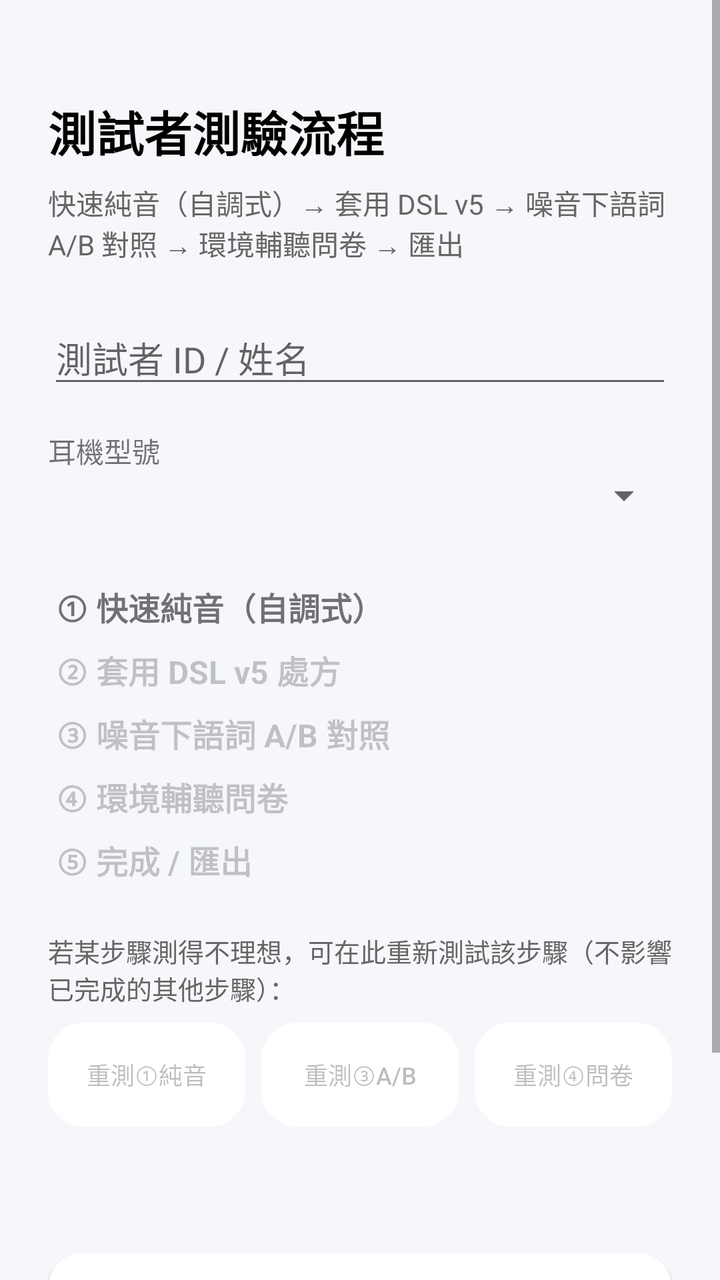
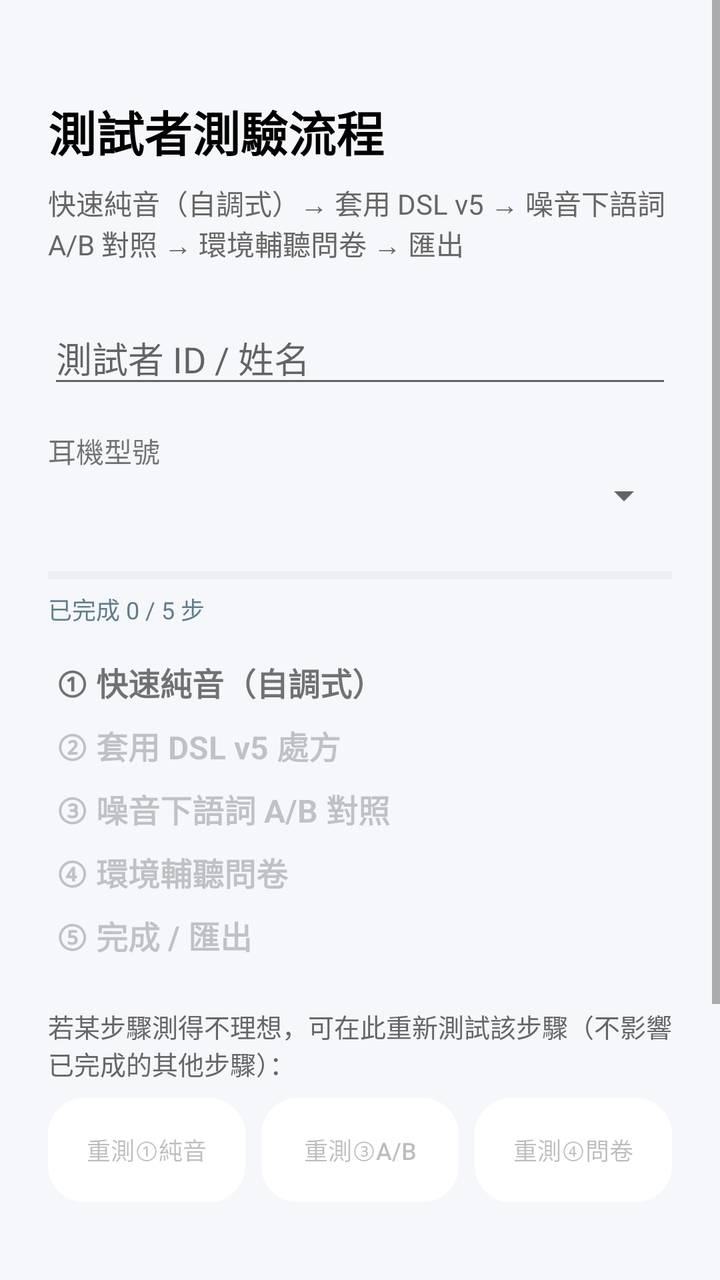

Two renders of the same Android screen: before a commit and after it. Below are the layout's source before the change and the commit's diff.
<!-- AndroidManifest.xml: activity theme Theme.AppCompat.Light.NoActionBar -->
<!-- res/layout/activity_subject_session.xml -->
<?xml version="1.0" encoding="utf-8"?>
<ScrollView xmlns:android="http://schemas.android.com/apk/res/android"
    android:layout_width="match_parent"
    android:layout_height="match_parent"
    android:background="#F5F7FA"
    android:fitsSystemWindows="true"
    android:fillViewport="true">

    <LinearLayout
        android:layout_width="match_parent"
        android:layout_height="wrap_content"
        android:orientation="vertical"
        android:padding="24dp">

        <TextView
            android:layout_width="wrap_content"
            android:layout_height="wrap_content"
            android:layout_marginTop="24dp"
            android:text="測試者測驗流程"
            android:textSize="24sp"
            android:textStyle="bold"
            android:textColor="@android:color/black" />

        <TextView
            android:layout_width="match_parent"
            android:layout_height="wrap_content"
            android:layout_marginTop="8dp"
            android:text="快速純音（自調式）→ 套用 DSL v5 → 噪音下語詞 A/B 對照 → 環境輔聽問卷 → 匯出"
            android:textSize="14sp"
            android:textColor="#666666" />

        <EditText
            android:id="@+id/editSessionSubjectName"
            android:layout_width="match_parent"
            android:layout_height="wrap_content"
            android:layout_marginTop="24dp"
            android:hint="測試者 ID / 姓名"
            android:inputType="textPersonName"
            android:singleLine="true" />

        <TextView
            android:layout_width="wrap_content"
            android:layout_height="wrap_content"
            android:layout_marginTop="16dp"
            android:text="耳機型號"
            android:textSize="14sp" />

        <Spinner
            android:id="@+id/spinnerSessionEarphone"
            android:layout_width="match_parent"
            android:layout_height="wrap_content" />

        <LinearLayout
            android:layout_width="match_parent"
            android:layout_height="wrap_content"
            android:orientation="vertical"
            android:layout_marginTop="28dp">

            <TextView android:id="@+id/stepText1" android:layout_width="match_parent" android:layout_height="wrap_content"
                android:text="① 快速純音（自調式）" android:textSize="16sp" android:textStyle="bold" android:padding="4dp" />
            <TextView android:id="@+id/stepText2" android:layout_width="match_parent" android:layout_height="wrap_content"
                android:text="② 套用 DSL v5 處方" android:textSize="16sp" android:textStyle="bold" android:padding="4dp" android:alpha="0.4" />
            <TextView android:id="@+id/stepText3" android:layout_width="match_parent" android:layout_height="wrap_content"
                android:text="③ 噪音下語詞 A/B 對照" android:textSize="16sp" android:textStyle="bold" android:padding="4dp" android:alpha="0.4" />
            <TextView android:id="@+id/stepText4" android:layout_width="match_parent" android:layout_height="wrap_content"
                android:text="④ 環境輔聽問卷" android:textSize="16sp" android:textStyle="bold" android:padding="4dp" android:alpha="0.4" />
            <TextView android:id="@+id/stepText5" android:layout_width="match_parent" android:layout_height="wrap_content"
                android:text="⑤ 完成 / 匯出" android:textSize="16sp" android:textStyle="bold" android:padding="4dp" android:alpha="0.4" />
        </LinearLayout>

        <TextView
            android:layout_width="match_parent"
            android:layout_height="wrap_content"
            android:layout_marginTop="20dp"
            android:text="若某步驟測得不理想，可在此重新測試該步驟（不影響已完成的其他步驟）："
            android:textSize="13sp"
            android:textColor="#666666" />

        <LinearLayout
            android:layout_width="match_parent"
            android:layout_height="wrap_content"
            android:orientation="horizontal"
            android:layout_marginTop="8dp"
            android:weightSum="3">

            <Button
                android:id="@+id/buttonRetestPta"
                android:layout_width="0dp"
                android:layout_height="52dp"
                android:layout_weight="1"
                android:layout_marginEnd="4dp"
                android:text="重測①純音"
                android:textSize="12sp"
                android:background="@drawable/rounded_button"
                android:enabled="false" />

            <Button
                android:id="@+id/buttonRetestAb"
                android:layout_width="0dp"
                android:layout_height="52dp"
                android:layout_weight="1"
                android:layout_marginHorizontal="4dp"
                android:text="重測③A/B"
                android:textSize="12sp"
                android:background="@drawable/rounded_button"
                android:enabled="false" />

            <Button
                android:id="@+id/buttonRetestQuestionnaire"
                android:layout_width="0dp"
                android:layout_height="52dp"
                android:layout_weight="1"
                android:layout_marginStart="4dp"
                android:text="重測④問卷"
                android:textSize="12sp"
                android:background="@drawable/rounded_button"
                android:enabled="false" />
        </LinearLayout>

        <TextView
            android:id="@+id/textSessionStatus"
            android:layout_width="match_parent"
            android:layout_height="wrap_content"
            android:layout_marginTop="16dp"
            android:text=""
            android:textSize="14sp"
            android:lineSpacingExtra="4dp" />

        <Button
            android:id="@+id/buttonSessionNext"
            android:layout_width="match_parent"
            android:layout_height="64dp"
            android:layout_marginTop="28dp"
            android:text="開始"
            android:textSize="18sp"
            android:textStyle="bold"
            android:background="@drawable/rounded_button" />

        <Button
            android:id="@+id/buttonSessionExport"
            android:layout_width="match_parent"
            android:layout_height="56dp"
            android:layout_marginTop="16dp"
            android:text="匯出測試者資料"
            android:textSize="16sp"
            android:background="@drawable/rounded_button"
            android:visibility="gone" />

        <Button
            android:id="@+id/buttonSessionHistory"
            android:layout_width="match_parent"
            android:layout_height="52dp"
            android:layout_marginTop="12dp"
            android:text="測試者測驗歷史"
            android:textSize="15sp"
            android:background="@drawable/rounded_button" />
    </LinearLayout>
</ScrollView>
<!-- resources referenced by this layout -->
<resources>
  <!-- drawable rounded_button (drawable) -->
  <?xml version="1.0" encoding="utf-8"?>
  <shape xmlns:android="http://schemas.android.com/apk/res/android"
      android:shape="rectangle">
      <solid android:color="#FFFFFF" />
      <corners android:radius="18dp" />
  </shape>
</resources>

<!-- the commit's change to res/layout/activity_subject_session.xml (unified diff, before → after) -->
@@ -50,11 +50,32 @@
             android:layout_width="match_parent"
             android:layout_height="wrap_content" />
 
+        
+        <ProgressBar
+            android:id="@+id/progressSessionOverall"
+            style="?android:attr/progressBarStyleHorizontal"
+            android:layout_width="match_parent"
+            android:layout_height="8dp"
+            android:layout_marginTop="24dp"
+            android:max="5"
+            android:progress="0"
+            android:progressTint="#00796B"
+            android:progressBackgroundTint="#CFD8DC" />
+
+        <TextView
+            android:id="@+id/textSessionProgress"
+            android:layout_width="match_parent"
+            android:layout_height="wrap_content"
+            android:layout_marginTop="4dp"
+            android:textSize="12sp"
+            android:textColor="#607D8B"
+            android:text="已完成 0 / 5 步" />
+
         <LinearLayout
             android:layout_width="match_parent"
             android:layout_height="wrap_content"
             android:orientation="vertical"
-            android:layout_marginTop="28dp">
+            android:layout_marginTop="12dp">
 
             <TextView android:id="@+id/stepText1" android:layout_width="match_parent" android:layout_height="wrap_content"
                 android:text="① 快速純音（自調式）" android:textSize="16sp" android:textStyle="bold" android:padding="4dp" />
